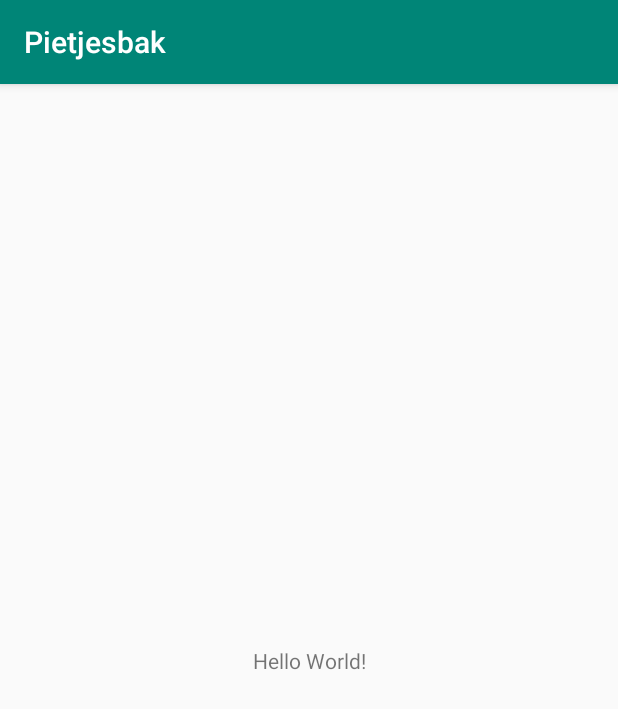
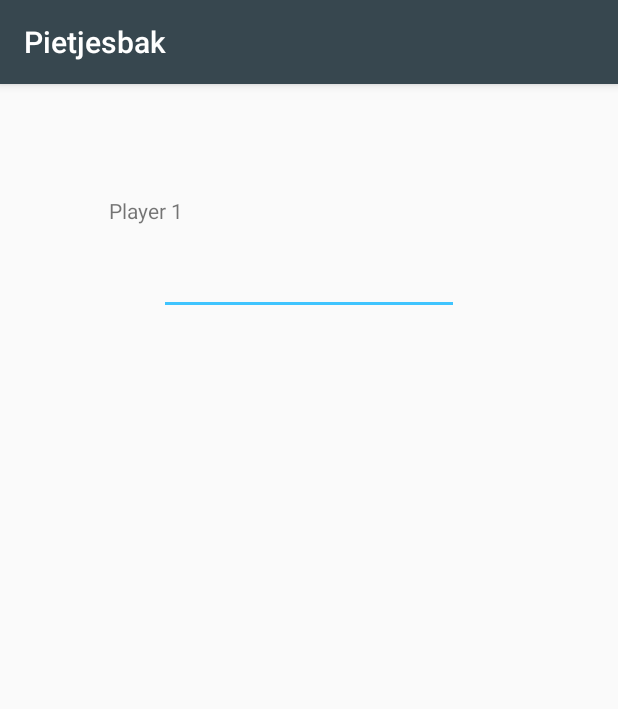
Before and after one commit to DemRossi/Pietjesbak, an Android app: the screen it shows after launch (MainActivity), on a phone screen of 412 x 824 dp. Shown: the top 709 px of the screen. Run offline under Robolectric (Android 15) with nearby library versions, the phone set to English and light mode, and no system bars.

Commit message:
started first styling
started styling of the first screen, changed theme, added first TextView and EditText

```diff
--- a/app/src/main/AndroidManifest.xml
+++ b/app/src/main/AndroidManifest.xml
@@ -8,7 +8,7 @@
         android:label="@string/app_name"
         android:roundIcon="@mipmap/ic_launcher_round"
         android:supportsRtl="true"
-        android:theme="@style/AppTheme">
+        android:theme="@style/MaterialDark">
         <activity android:name=".MainActivity">
             <intent-filter>
                 <action android:name="android.intent.action.MAIN" />
--- a/app/src/main/res/layout/activity_main.xml
+++ b/app/src/main/res/layout/activity_main.xml
@@ -7,12 +7,27 @@
     tools:context=".MainActivity">
 
     <TextView
+        android:id="@+id/textViewPlayer1"
         android:layout_width="wrap_content"
         android:layout_height="wrap_content"
-        android:text="Hello World!"
+        android:text="Player 1"
         app:layout_constraintBottom_toBottomOf="parent"
+        app:layout_constraintHorizontal_bias="0.2"
         app:layout_constraintLeft_toLeftOf="parent"
         app:layout_constraintRight_toRightOf="parent"
-        app:layout_constraintTop_toTopOf="parent" />
+        app:layout_constraintTop_toTopOf="parent"
+        app:layout_constraintVertical_bias="0.1" />
+
+    <EditText
+        android:id="@+id/inputPlayer1"
+        android:layout_width="200dp"
+        android:layout_height="wrap_content"
+        app:layout_constraintBottom_toBottomOf="parent"
+        app:layout_constraintHorizontal_bias="0.5"
+        app:layout_constraintLeft_toLeftOf="parent"
+        app:layout_constraintRight_toRightOf="parent"
+        app:layout_constraintTop_toTopOf="parent"
+        app:layout_constraintVertical_bias="0.15" />
+
 
 </androidx.constraintlayout.widget.ConstraintLayout>
--- a/app/src/main/res/values/colors.xml
+++ b/app/src/main/res/values/colors.xml
@@ -1,6 +1,11 @@
 <?xml version="1.0" encoding="utf-8"?>
 <resources>
-    <color name="colorPrimary">#008577</color>
-    <color name="colorPrimaryDark">#00574B</color>
-    <color name="colorAccent">#D81B60</color>
+<!--    <color name="colorPrimary">#008577</color>-->
+<!--    <color name="colorPrimaryDark">#00574B</color>-->
+<!--    <color name="colorAccent">#D81B60</color>-->
+    <color name="colorPrimary">#37474F</color>
+    <color name="colorPrimaryDark">#212121</color>
+    <color name="colorAccent">#3FC4FE</color>
+    <color name="colorButtonNormal">#545355</color>
+    <color name="colorText">#ffffff</color>
 </resources>
--- a/app/src/main/res/values/styles.xml
+++ b/app/src/main/res/values/styles.xml
@@ -1,11 +1,20 @@
 <resources>
 
     <!-- Base application theme. -->
-    <style name="AppTheme" parent="Theme.AppCompat.Light.DarkActionBar">
+    <style name="MaterialDark" parent="Theme.AppCompat.Light.DarkActionBar">
         <!-- Customize your theme here. -->
         <item name="colorPrimary">@color/colorPrimary</item>
         <item name="colorPrimaryDark">@color/colorPrimaryDark</item>
         <item name="colorAccent">@color/colorAccent</item>
+<!--        <item name="android:windowBackground">@color/colorPrimaryDark</item>-->
+<!--        <item name="android:textColor">@color/colorText</item>-->
+
     </style>
+<!--    <style name="MaterialDark" parent="ThemeOverlay.AppCompat.Dark" >-->
+<!--        <item name="colorPrimary">#37474F</item>-->
+<!--        <item name="colorPrimaryDark">#212121</item>-->
+<!--        <item name="colorAccent">#3FC4FE</item>-->
+<!--        <item name="colorButtonNormal">#545355</item>-->
+<!--    </style>-->
 
 </resources>
```
